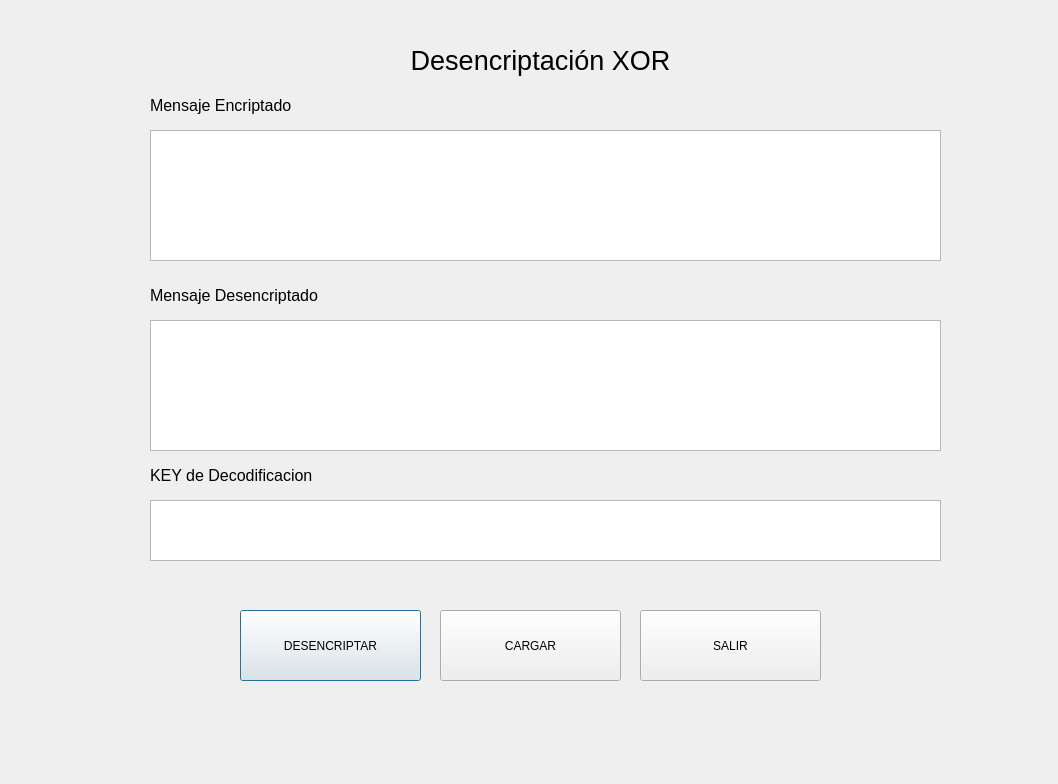
Old version of the form cipherApp/frmdecodexor.ui in the repository DJCC006/cipherApp.
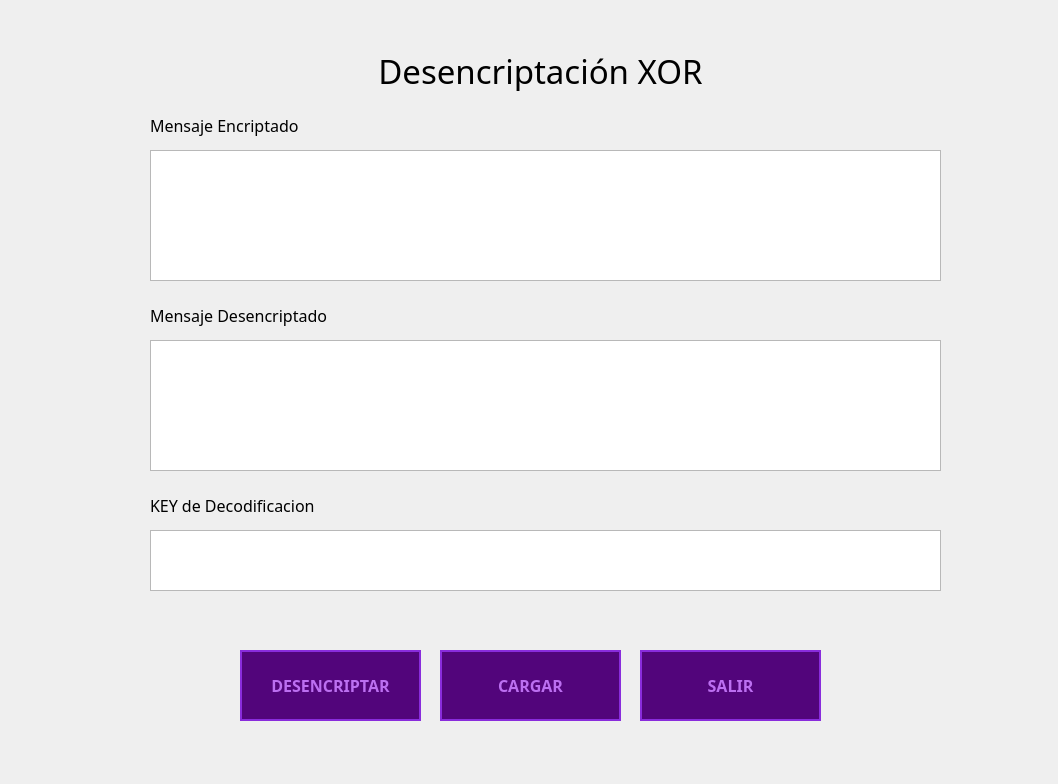
New version of the form.

The edit to the form file:
```diff
--- a/cipherApp/frmdecodexor.ui
+++ b/cipherApp/frmdecodexor.ui
@@ -13,11 +13,45 @@
   <property name="windowTitle">
    <string>Dialog</string>
   </property>
+  <property name="styleSheet">
+   <string notr="true">QPushButton {
+    background-color: #52057B;
+    color: #BC6FF1;            
+    border: 2px solid #892CDC; 
+    padding: 10px 20px;
+    font-family: VCR OSD Mono;
+    font-weight: bold;
+    font-size: 16px;
+}
+
+QPushButton:hover {
+    background-color: #892CDC; 
+    color: #000000;            
+    border: 2px solid #BC6FF1; 
+}
+
+
+QPushButton:pressed {
+    background-color: #BC6FF1; 
+    color: #000000;
+    border: 2px solid #000000;
+    padding-left: 12px;        
+    padding-top: 12px;
+}
+
+
+
+
+QWidget#centralwidget, QWidget#Form {
+    background-color: #000000; 
+}
+</string>
+  </property>
   <widget class="QPlainTextEdit" name="boxEncriptado">
    <property name="geometry">
     <rect>
      <x>150</x>
-     <y>320</y>
+     <y>340</y>
      <width>791</width>
      <height>131</height>
     </rect>
@@ -27,13 +61,14 @@
    <property name="geometry">
     <rect>
      <x>150</x>
-     <y>90</y>
-     <width>211</width>
+     <y>110</y>
+     <width>291</width>
      <height>31</height>
     </rect>
    </property>
    <property name="font">
     <font>
+     <family>VCR OSD Mono</family>
      <pointsize>12</pointsize>
     </font>
    </property>
@@ -45,7 +80,7 @@
    <property name="geometry">
     <rect>
      <x>240</x>
-     <y>610</y>
+     <y>650</y>
      <width>181</width>
      <height>71</height>
     </rect>
@@ -58,13 +93,14 @@
    <property name="geometry">
     <rect>
      <x>150</x>
-     <y>280</y>
-     <width>211</width>
+     <y>300</y>
+     <width>291</width>
      <height>31</height>
     </rect>
    </property>
    <property name="font">
     <font>
+     <family>VCR OSD Mono</family>
      <pointsize>12</pointsize>
     </font>
    </property>
@@ -76,7 +112,7 @@
    <property name="geometry">
     <rect>
      <x>150</x>
-     <y>130</y>
+     <y>150</y>
      <width>791</width>
      <height>131</height>
     </rect>
@@ -86,7 +122,7 @@
    <property name="geometry">
     <rect>
      <x>640</x>
-     <y>610</y>
+     <y>650</y>
      <width>181</width>
      <height>71</height>
     </rect>
@@ -99,13 +135,14 @@
    <property name="geometry">
     <rect>
      <x>150</x>
-     <y>460</y>
-     <width>211</width>
+     <y>490</y>
+     <width>281</width>
      <height>31</height>
     </rect>
    </property>
    <property name="font">
     <font>
+     <family>VCR OSD Mono</family>
      <pointsize>12</pointsize>
     </font>
    </property>
@@ -117,7 +154,7 @@
    <property name="geometry">
     <rect>
      <x>440</x>
-     <y>610</y>
+     <y>650</y>
      <width>181</width>
      <height>71</height>
     </rect>
@@ -130,7 +167,7 @@
    <property name="geometry">
     <rect>
      <x>150</x>
-     <y>500</y>
+     <y>530</y>
      <width>791</width>
      <height>61</height>
     </rect>
@@ -140,14 +177,15 @@
    <property name="geometry">
     <rect>
      <x>250</x>
-     <y>40</y>
+     <y>50</y>
      <width>581</width>
      <height>41</height>
     </rect>
    </property>
    <property name="font">
     <font>
-     <pointsize>20</pointsize>
+     <family>VCR OSD Mono</family>
+     <pointsize>25</pointsize>
     </font>
    </property>
    <property name="text">
```
